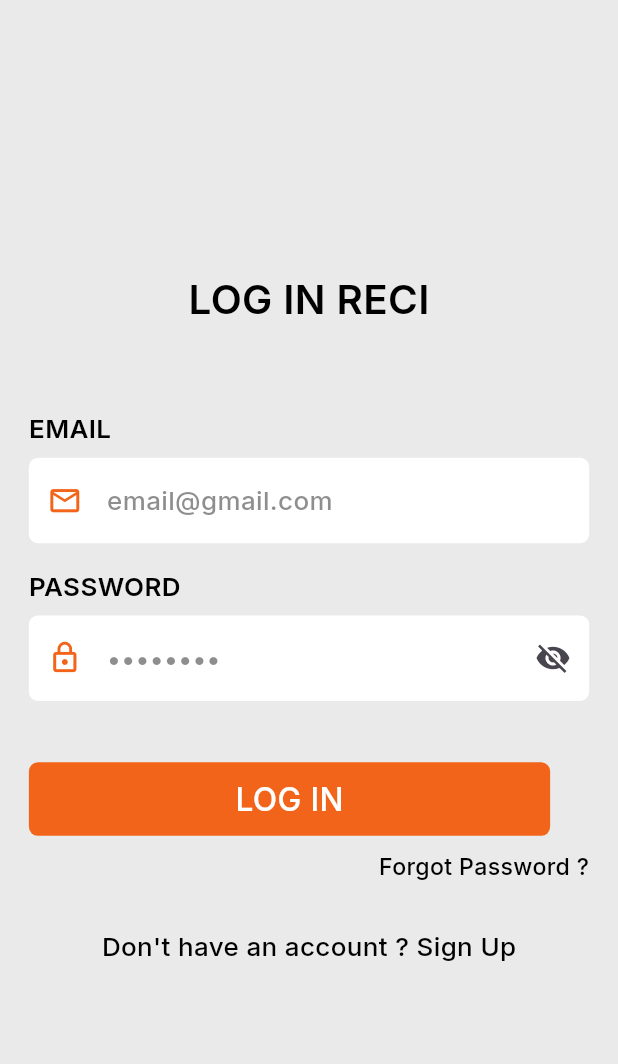
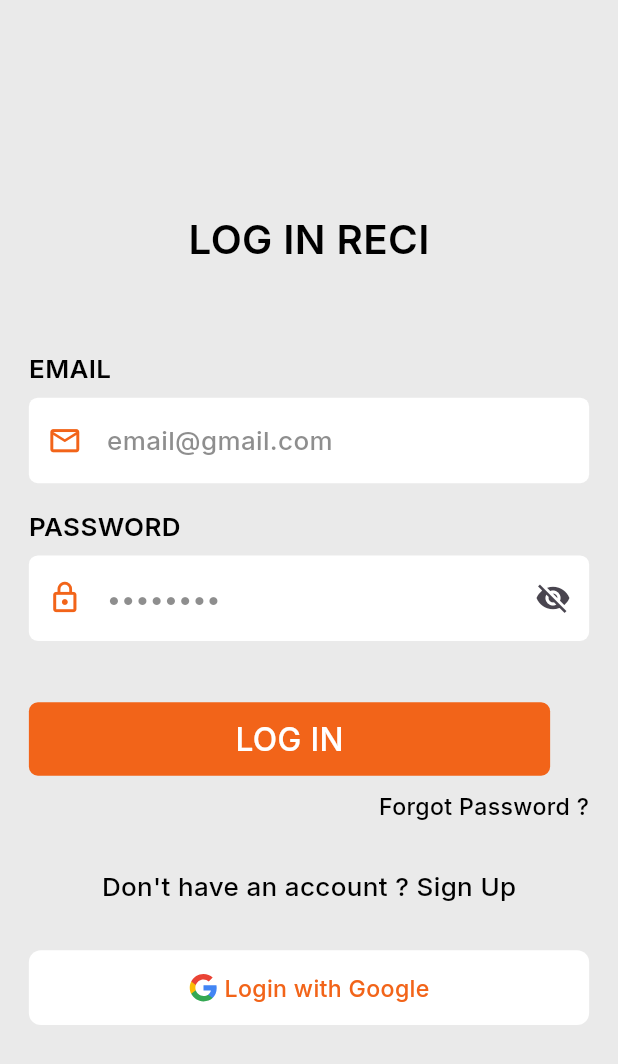
Before and after one commit to Marwanebrahim/recipe_app_quriv, a Flutter app: the LogInScreen screen opened by its route, on a phone screen of 412 x 824 dp. Shown: the top 1064 px of the screen. Run offline on Flutter 3.47's test engine with Material 3 defaults, Android fonts, the phone set to English and light mode, and no system bars; our stand-ins replace cached_network_image, cloud_firestore, dartz, dio, equatable, firebase_auth and 10 more; accounts and stored records are empty; network calls fail.

Commit message:
feat: Implement Google Sign-In functionality; add necessary dependencies, update authentication flow, and integrate Google login in UI

```diff
--- a/lib/core/constants/app_assets.dart
+++ b/lib/core/constants/app_assets.dart
@@ -2,5 +2,6 @@ class AppAssets {
   static const String langingPageImage = "assets/landing-page-image.png";
   static const String noise = "assets/noise.png";
   static const String userAvatar = "assets/user_avatar.png";
-  static const String categoryImage ="assets/category.png";
+  static const String categoryImage = "assets/category.png";
+  static const String googleIcon = "assets/google-icon.svg";
 }
--- a/lib/core/error/exceptions.dart
+++ b/lib/core/error/exceptions.dart
@@ -5,3 +5,5 @@ class EmailAlreadyInUseException implements Exception {}
 class InvalidCredentialsException implements Exception {}
 
 class ImageStorageException implements Exception {}
+
+class AccountExistsWithDifferentCredentialException implements Exception {}
--- a/lib/core/error/failures.dart
+++ b/lib/core/error/failures.dart
@@ -23,6 +23,11 @@ class InvalidCredentialsFailure extends Failure {
   const InvalidCredentialsFailure() : super(message: 'Invalid credentials');
 }
 
+class AccountExistsWithDifferentCredentialFailure extends Failure {
+  const AccountExistsWithDifferentCredentialFailure()
+    : super(message: 'Account already exists with a different sign-in method');
+}
+
 class ImageStorageFailure extends Failure {
   const ImageStorageFailure() : super(message: 'Image storage failure');
 }
--- a/lib/feature/auth/domain/repository/auth_repository.dart
+++ b/lib/feature/auth/domain/repository/auth_repository.dart
@@ -13,7 +13,7 @@ abstract class AuthRepository {
     required String email,
     required String password,
   });
-
+  Future<Either<Failure, UserEntity>> logInWithGoogle();
   Future<Either<Failure, Unit>> checkUser();
 
   Future<Either<Failure, Unit>> logOut();
--- /dev/null
+++ b/lib/feature/auth/domain/use-case/log_in_with_google_use_case.dart
@@ -0,0 +1,13 @@
+import 'package:dartz/dartz.dart';
+import 'package:recipe_app_quriv/core/error/failures.dart';
+import 'package:recipe_app_quriv/feature/auth/domain/entity/user_entity.dart';
+import 'package:recipe_app_quriv/feature/auth/domain/repository/auth_repository.dart';
+
+class LogInWithGoogleUseCase {
+  final AuthRepository authRepository;
+
+  LogInWithGoogleUseCase({required this.authRepository});
+
+  Future<Either<Failure, UserEntity>> call() async =>
+      await authRepository.logInWithGoogle();
+}
--- a/lib/feature/auth/presentation/bloc/auth_bloc.dart
+++ b/lib/feature/auth/presentation/bloc/auth_bloc.dart
@@ -1,6 +1,7 @@
 import 'package:flutter_bloc/flutter_bloc.dart';
 import 'package:recipe_app_quriv/feature/auth/domain/use-case/auth_checked_use_case.dart';
 import 'package:recipe_app_quriv/feature/auth/domain/use-case/log_in_use_case.dart';
+import 'package:recipe_app_quriv/feature/auth/domain/use-case/log_in_with_google_use_case.dart';
 import 'package:recipe_app_quriv/feature/auth/domain/use-case/sign_up_use_case.dart';
 import 'package:recipe_app_quriv/feature/auth/presentation/bloc/auth_event.dart';
 import 'package:recipe_app_quriv/feature/auth/presentation/bloc/auth_state.dart';
@@ -10,15 +11,18 @@ class AuthBloc extends Bloc<AuthEvent, AuthState> {
     required this.signUpUseCase,
     required this.logInUseCase,
     required this.checkAuthUseCase,
+    required this.logInWithGoogleUseCase,
   }) : super(AuthInitial()) {
     on<SignUpEvent>(_onSignUp);
     on<LogInEvent>(_onLogIn);
     on<CheckAuthEvent>(_onCheckAuth);
+    on<LogInWithGoogleEvent>(_onLogInWithGoogle);
   }
 
   final SignUpUseCase signUpUseCase;
   final LogInUseCase logInUseCase;
   final AuthCheckedUseCase checkAuthUseCase;
+  final LogInWithGoogleUseCase logInWithGoogleUseCase;
 
   Future<void> _onSignUp(SignUpEvent event, Emitter<AuthState> emit) async {
     emit(AuthLoading());
@@ -45,6 +49,18 @@ class AuthBloc extends Bloc<AuthEvent, AuthState> {
     );
   }
 
+  Future<void> _onLogInWithGoogle(
+    LogInWithGoogleEvent event,
+    Emitter<AuthState> emit,
+  ) async {
+    emit(AuthLoading());
+    final result = await logInWithGoogleUseCase();
+    result.fold(
+      (failure) => emit(AuthErrorState(message: failure.message)),
+      (user) => emit(AuthSuccess(user: user)),
+    );
+  }
+
   Future<void> _onCheckAuth(
     CheckAuthEvent event,
     Emitter<AuthState> emit,
--- a/lib/feature/auth/presentation/bloc/auth_event.dart
+++ b/lib/feature/auth/presentation/bloc/auth_event.dart
@@ -27,6 +27,11 @@ class LogInEvent extends AuthEvent {
   List<Object?> get props => [email, password];
 }
 
+class LogInWithGoogleEvent extends AuthEvent {
+  @override
+  List<Object?> get props => [];
+}
+
 class CheckAuthEvent extends AuthEvent {
   @override
   List<Object?> get props => [];
--- a/lib/feature/auth/presentation/widgets/log_in_container.dart
+++ b/lib/feature/auth/presentation/widgets/log_in_container.dart
@@ -2,6 +2,8 @@ import 'package:flutter/gestures.dart';
 import 'package:flutter/material.dart';
 import 'package:flutter_bloc/flutter_bloc.dart';
 import 'package:flutter_screenutil/flutter_screenutil.dart';
+import 'package:flutter_svg/svg.dart';
+import 'package:recipe_app_quriv/core/constants/app_assets.dart';
 import 'package:recipe_app_quriv/core/helpers/app_dialogs.dart';
 import 'package:recipe_app_quriv/core/helpers/extensions.dart';
 import 'package:recipe_app_quriv/core/helpers/validators.dart';
@@ -143,6 +145,35 @@ class LogInContainer extends StatelessWidget {
                   ),
                 ),
               ),
+              SizedBox(height: 34.h),
+              Row(
+                children: [
+                  Expanded(
+                    child: CustomButtonWidget(
+                      height: 56,
+                      width: double.infinity,
+                      borderRadius: 8,
+                      backgroundColor: colors.white,
+                      onTap: () {
+                        context.read<AuthBloc>().add(LogInWithGoogleEvent());
+                      },
+                      child: Row(
+                        mainAxisAlignment: MainAxisAlignment.center,
+                        spacing: 4.w,
+                        children: [
+                          SvgPicture.asset(AppAssets.googleIcon),
+                          Text(
+                            "Login with Google",
+                            style: textStyles.bodyMedium.copyWith(
+                              color: colors.primary,
+                            ),
+                          ),
+                        ],
+                      ),
+                    ),
+                  ),
+                ],
+              ),
             ],
           ),
         ),
--- a/pubspec.yaml
+++ b/pubspec.yaml
@@ -37,6 +37,7 @@ dependencies:
   cached_network_image: ^3.4.1
   skeletonizer: ^2.1.3
   image_picker: ^1.2.3
+  flutter_svg: ^2.3.0
   # state management packages
   flutter_bloc: ^9.1.1
   hydrated_bloc: ^11.0.0
@@ -49,6 +50,7 @@ dependencies:
   firebase_core: ^4.12.1
   firebase_auth: ^6.5.6
   cloud_firestore: ^6.7.1
+  google_sign_in: ^7.2.0
   # functional programming packages
   dartz: ^0.10.1
   # dependency injection
```
Also changed, not shown: lib/core/di/injection_container.dart (+13 -1 lines), lib/feature/auth/data/datasource/auth_remote_data_source.dart (+44 -3 lines), lib/feature/auth/data/repository/auth_repository_impl.dart (+12 -0 lines), assets/google-icon.svg (added), pubspec.lock, 1 other file.
